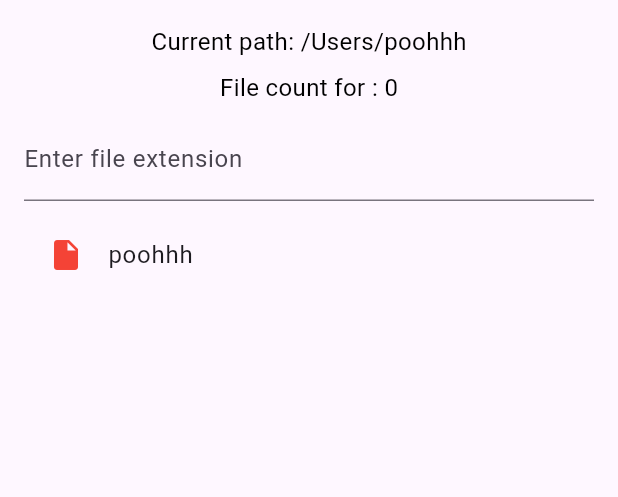
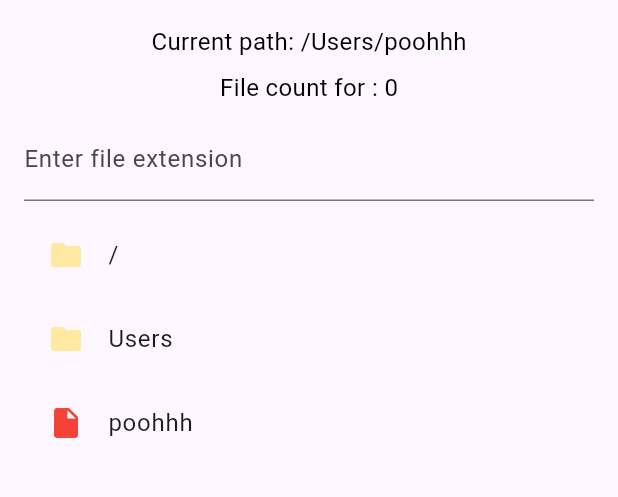
Before and after one commit to ppooh1/dropdown2.0, a Flutter app: the screen it shows after launch, on a phone screen of 412 x 824 dp, the part 84-581 px from its top. Run offline on Flutter 3.47's test engine with Material 3 defaults, Android fonts, the phone set to English and light mode, and no system bars; our stand-ins replace open_file.

Commit message:
Fix formatting issue in main.dart

```diff
--- a/lib/main.dart
+++ b/lib/main.dart
@@ -44,7 +44,8 @@ class _FileExplorerScreenState extends State<FileExplorerScreen> {
   void _loadDirectories(String path) {
     var directory = Directory(path);
     List<String> subdirectories = [];
-    List<String> files = [];
+    List
+    <String> files = [];
     int count = 0;
     try {
       directory.listSync().forEach((item) {
@@ -229,16 +230,16 @@ Widget build(BuildContext context) {
           Expanded(
   child: ListView(
     children: [
-                if (selectedPath != '/Users/poohhh') ...[
+      for (var path in p.split(selectedPath!))
+        if (path != p.basename(selectedPath!)) // Add this condition
           ListTile(
-                    title: Text(p.basename(p.dirname(selectedPath!))),
+            title: Text(path),
             leading: const Icon(Icons.folder, color: Color.fromRGBO(255, 233, 162, 1)),
             onTap: () {
               var parentDir = p.dirname(selectedPath!);
               _loadDirectories(parentDir);
             },
           ),
-                ],
       treeView,
     ],
   ),
```
Lines whose indentation alone changed are shown as unchanged.
